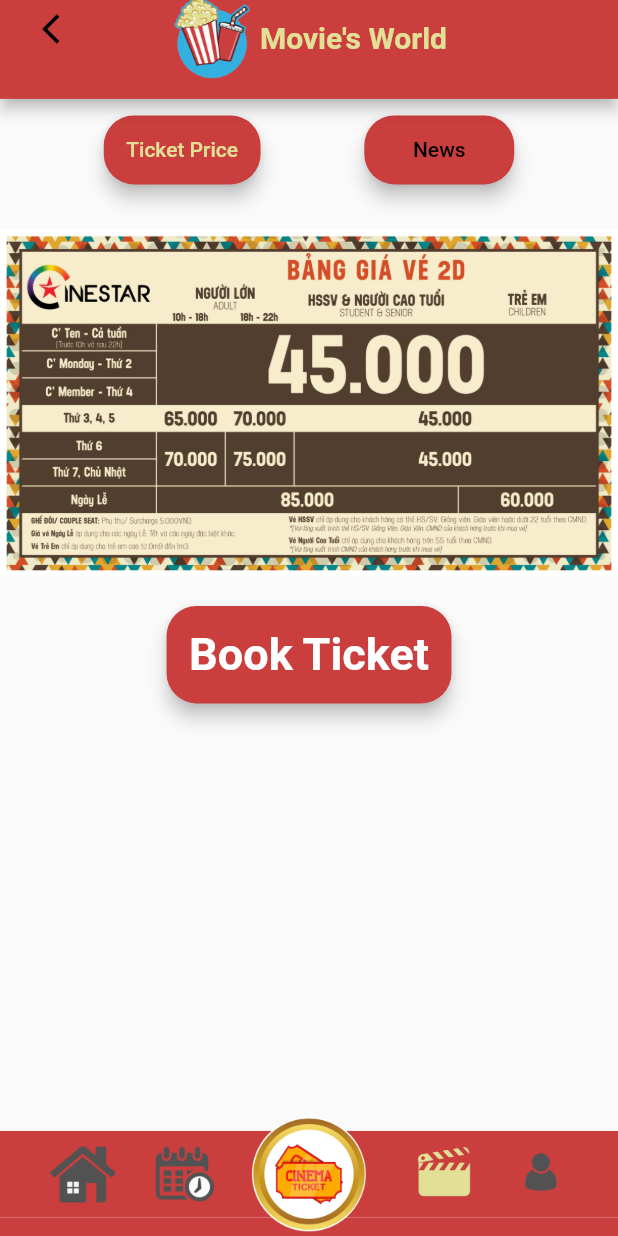
After one commit to NhyNhyNguyen/Movie_Word_App, a Flutter app: the screen it shows after launch, item 4 of the bottom bar chosen, on a phone screen of 412 x 824 dp. The commit adds this screen. Run offline on Flutter 3.47's test engine with Material 2 defaults, Android fonts, the phone set to English and light mode, and no system bars; our stand-ins replace flutter_datetime_picker, flutter_screenutil, google_fonts; Roboto replaces fonts that are missing (Poppins-Medium).

Commit message:
Ticket price and promotion

```diff
--- a/lib/constant/ImageConstant.dart
+++ b/lib/constant/ImageConstant.dart
@@ -12,4 +12,9 @@ class ImageConstant{
   static const PERSON_YELLOW = "assets/icon_person_yellow.png";
   static const TICKET = "assets/ticket.png";
 
+  static const TICKET_PRICE = "assets/giave.jpg";
+  static const NEWS1 = "assets/n1.PNG";
+  static const NEWS2 = "assets/n2.PNG";
+  static const NEWS3 = "assets/n3.PNG";
+
 }
--- a/lib/constant/StringConstant.dart
+++ b/lib/constant/StringConstant.dart
@@ -23,4 +23,38 @@ class StringConstant{
   static const EMAIL_HINT = 'Enter your email';
   static const PHONE = 'Phone number';
   static const PHONE_HINT = 'Enter your phone number';
+
+  //news
+  static const TICKET_PRICE = 'Ticket Price';
+  static const NEWS = '     News     ';
+  static const NEWSDETAIL1 ='''
+MEMBER - NGÀY HỘI THÀNH VIÊN
+Thành Viên Cinestar được áp dụng giá vé ưu đãi, hạng thẻ C’FRIEND và C’VIP
+Thời gian: Thứ Tư hàng tuần
+- Giá vé: 45,000 đ/vé 2D và  55,000 đ/ vé 3D
+- Giảm 10% giá trị hóa đơn bắp nước cho chủ thẻ C’FRIEND và 15% cho chủ thẻ C’VIP.
+- Chương trình tích điểm thành viên và các điều kiện thành viên khác được áp dụng.
+- Lưu ý: chương trình không giới hạn số vé và số lần giao dịch trong thời gian diễn ra.''';
+  static const NEWSDETAIL2 = '''
+C'TUESDAY - COMBO THẢ GA
+Áp dụng cho mỗi vé xem phim vào ngày Thứ Ba hàng tuần.
+Được mua Combo đồng giá 45.000đ:
+- 2 vé: mua được 1 Combo "Có Gấu" 45k gồm 2 nước vừa + 1 bắp vừa
+- 3 vé: mua được 1 Combo "3 Người" giá 45k gồm 2 nước vừa + 1 nước nhỏ + 2 bắp vừa
+- 4 vé: mua được 1 Combo "Nhà Gấu" giá 45k gồm 2 nước vừa + 2 nước nhỏ + 2 bắp vừa. ''';
+  static const NEWSDETAIL3 = '''
+TẸT GA 45K SUỐT TUẦN TOÀN HỆ THỐNG
+ÁP DỤNG MỨC GIÁ 45K / VÉ 2D - CẢ TUẦN - TOÀN HỆ THỐNG
+✔️ KHÔNG đắn đo về giá vé
+✔️ KHÔNG nhức đầu nghĩ điểm hẹn cuối tuần
+✔️ KHÔNG cần miệt mài lựa chọn phim
+Áp dụng dành cho giáo viên, giảng viên, học sinh, sinh viên và thanh niên dưới 22 tuổi, trên toàn hệ thống.
+Ưu đãi giá vé xem phim chỉ 45,000đ/vé 2D.
+Vui lòng xuất trình thẻ HSSV-GV hoặc CMND có dán ảnh và còn hiệu lực khi mua vé.
+Mỗi thẻ mua được một vé.
+Không áp dụng cho các ngày Lễ, Tết, suất chiếu đặc biệt, hoặc suất chiếu có phụ thu từ nhà phát hành phim.''';
+
+
+  // Book ticket
+  static const BOOK_TICKET = 'Book Ticket';
 }
--- a/lib/layout/mainLayout.dart
+++ b/lib/layout/mainLayout.dart
@@ -3,6 +3,7 @@ import 'dart:convert';
 import 'package:MovieWorld/constant/ColorConstant.dart';
 import 'package:MovieWorld/constant/ImageConstant.dart';
 import 'package:MovieWorld/constant/StringConstant.dart';
+import 'package:MovieWorld/screens/News/TicketPrice.dart';
 import 'package:MovieWorld/screens/User/ChoosePage.dart';
 import 'package:flutter/material.dart';
 import 'package:google_fonts/google_fonts.dart';
@@ -105,12 +106,20 @@ class MainLayOut {
                                     ),
                                   ),
                                   InkWell(
-                                    onTap: () {},
+                                    onTap: () {
+                                      Navigator.push(
+                                          context,
+                                          MaterialPageRoute(
+                                              builder: (context) =>
+                                                  TicketPriceScreen()));
+                                    },
                                     child: type == 'FILM'
-                                        ? Image.asset(ImageConstant.FILM_YELLOW,
-                                            height: MediaQuery.of(context).size.height * 0.06)
-                                        : Image.asset(ImageConstant.FILM_GRAY,
-                                            height: MediaQuery.of(context).size.height * 0.06),
+                                        ? Image.asset(
+                                          ImageConstant.FILM_YELLOW,
+                                          height: 45)
+                                        : Image.asset(
+                                          ImageConstant.FILM_GRAY,
+                                          height: 45),
                                   ),
                                   InkWell(
                                     onTap: () {
--- /dev/null
+++ b/lib/screens/News/OptionTab.dart
@@ -0,0 +1,63 @@
+
+import 'package:flutter/material.dart';
+import 'package:flutter/widgets.dart';
+
+import 'package:MovieWorld/constant/ColorConstant.dart';
+import 'package:MovieWorld/constant/ImageConstant.dart';
+import 'package:MovieWorld/constant/StringConstant.dart';
+import 'package:MovieWorld/constant/StyleConstant.dart';
+import 'package:MovieWorld/layout/mainLayout.dart';
+
+import 'package:MovieWorld/screens/News/News.dart';
+
+import '../../constant/ColorConstant.dart';
+import '../../constant/StringConstant.dart';
+import '../../constant/StyleConstant.dart';
+import 'TicketPrice.dart';
+
+
+class OptionTab extends StatelessWidget  {
+  final String type;
+  OptionTab(this.type);
+
+  @override
+  Widget build(BuildContext context) {
+      return Container(
+        padding: EdgeInsets.symmetric(vertical: 10),
+        width: double.infinity,
+        child: Row(
+          mainAxisAlignment: MainAxisAlignment.spaceEvenly,
+          children: <Widget>[
+            RaisedButton(
+              elevation: 5.0,
+              onPressed: () {
+                Navigator.push(
+                  context,
+                  MaterialPageRoute(builder: (context) => TicketPriceScreen()),
+                );
+              },
+              padding: EdgeInsets.all(15.0),
+              shape: RoundedRectangleBorder(borderRadius: BorderRadius.circular(20)),
+              color: ColorConstant.RED,
+              child: type == 'ticketprice' ? Text(StringConstant.TICKET_PRICE, style:TextStyle(color:ColorConstant.YELLOW )) : Text(StringConstant.TICKET_PRICE, style:TextStyle(color:ColorConstant.BLACK )),
+            ),
+            RaisedButton(
+              elevation: 5.0,
+              onPressed: () {
+                Navigator.push(
+                  context,
+                  MaterialPageRoute(builder: (context) => NewsScreen()),
+                );
+              },
+              padding: EdgeInsets.all(15.0),
+              shape: RoundedRectangleBorder(borderRadius: BorderRadius.circular(20)),
+              color: ColorConstant.RED,
+              child: type == 'news' ? Text(StringConstant.NEWS, style:TextStyle(color:ColorConstant.YELLOW )) : Text(StringConstant.NEWS, style:TextStyle(color:ColorConstant.BLACK )),
+            ),
+          ],
+        ),
+      );
+    }
+
+
+}
--- /dev/null
+++ b/lib/screens/News/TicketPrice.dart
@@ -0,0 +1,93 @@
+
+import 'package:flutter/material.dart';
+import 'package:flutter/widgets.dart';
+
+import 'package:MovieWorld/constant/ColorConstant.dart';
+import 'package:MovieWorld/constant/ImageConstant.dart';
+import 'package:MovieWorld/constant/StringConstant.dart';
+import 'package:MovieWorld/constant/StyleConstant.dart';
+import 'package:MovieWorld/layout/mainLayout.dart';
+
+import 'package:MovieWorld/screens/News/News.dart';
+
+import '../../constant/ColorConstant.dart';
+import '../../constant/StringConstant.dart';
+import '../../constant/StyleConstant.dart';
+import 'OptionTab.dart';
+
+class TicketPriceScreen extends StatefulWidget {
+  @override
+  _TicketPriceScreen createState() => _TicketPriceScreen();
+}
+
+class _TicketPriceScreen extends State<TicketPriceScreen>  {
+//  Widget _optionTab(String type){
+//    return Container(
+//      padding: EdgeInsets.symmetric(vertical: 10),
+//      width: double.infinity,
+//      child: Row(
+//        mainAxisAlignment: MainAxisAlignment.spaceEvenly,
+//        children: <Widget>[
+//          RaisedButton(
+//            elevation: 5.0,
+//            onPressed: () {
+//              Navigator.push(
+//                context,
+//                MaterialPageRoute(builder: (context) => TicketPriceScreen()),
+//              );
+//            },
+//            padding: EdgeInsets.all(15.0),
+//            shape: RoundedRectangleBorder(borderRadius: BorderRadius.circular(20)),
+//            color: ColorConstant.RED,
+//            child: type == 'ticketprice' ? Text(StringConstant.TICKET_PRICE, style:TextStyle(color:ColorConstant.YELLOW )) : Text(StringConstant.TICKET_PRICE, style:TextStyle(color:ColorConstant.BLACK )),
+//          ),
+//          RaisedButton(
+//            elevation: 5.0,
+//            onPressed: () {
+//              Navigator.push(
+//                context,
+//                MaterialPageRoute(builder: (context) => NewsScreen()),
+//              );
+//            },
+//            padding: EdgeInsets.all(15.0),
+//            shape: RoundedRectangleBorder(borderRadius: BorderRadius.circular(20)),
+//            color: ColorConstant.RED,
+//            child: type == 'news' ? Text(StringConstant.NEWS, style:TextStyle(color:ColorConstant.YELLOW )) : Text(StringConstant.NEWS, style:TextStyle(color:ColorConstant.BLACK )),
+//          ),
+//        ],
+//      ),
+//    );
+//  }
+
+
+  @override
+  Widget build(BuildContext context) {
+    return MainLayOut.getMailLayout(
+        context,
+        Container(
+          child: Column(
+            children: <Widget>[
+              OptionTab('ticketprice'),
+              Image.asset(ImageConstant.TICKET_PRICE, height: 270),
+              RaisedButton(
+                elevation: 5.0,
+                onPressed: () {
+                  Navigator.push(
+                    context,
+                    MaterialPageRoute(builder: (context) => null),
+                  );
+                },
+                padding: EdgeInsets.all(15.0),
+                shape: RoundedRectangleBorder(borderRadius: BorderRadius.circular(20)),
+                color: ColorConstant.RED,
+                child: Text(StringConstant.BOOK_TICKET, style: StyleConstant.buttonTextStyle,),
+
+              )
+            ],
+          ),
+
+        )
+        ,
+        "FILM");
+  }
+}
```
Also changed, not shown: lib/screens/News/News.dart (added, +84 -0 lines), lib/screens/News/NewsDetail.dart (added, +44 -0 lines), lib/screens/News/ShowNews.dart (added, +29 -0 lines), assets/giave.jpg (added), assets/n1.PNG (added), assets/n2.PNG (added), assets/n3.PNG (added), pubspec.lock.
